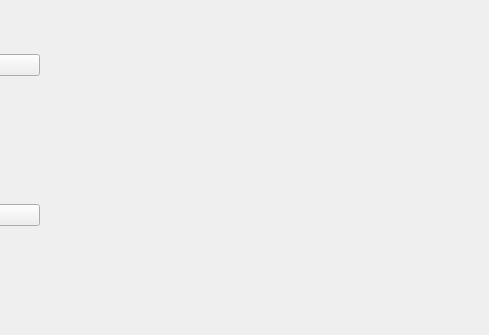
Old version of the form UI.ui in the repository AnasElahakeam/Audio-Fingerprinting; both pictures show x 311 to 800 and y 0 to 335 of the 800 by 600 pixel window.
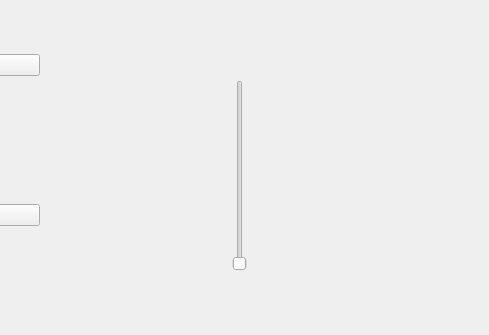
New version of the form.

```diff
--- a/UI.ui
+++ b/UI.ui
@@ -228,6 +228,19 @@
      <string>Mixing</string>
     </property>
    </widget>
+   <widget class="QSlider" name="ratioSlider">
+    <property name="geometry">
+     <rect>
+      <x>540</x>
+      <y>80</y>
+      <width>22</width>
+      <height>191</height>
+     </rect>
+    </property>
+    <property name="orientation">
+     <enum>Qt::Vertical</enum>
+    </property>
+   </widget>
   </widget>
   <widget class="QMenuBar" name="menubar">
    <property name="geometry">
```
